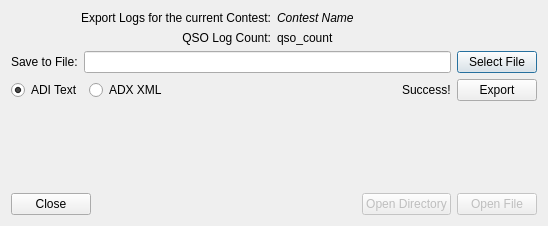
kyleboyle/not1mm, file qsourcelogger/data/AdifExport.ui: the form before one commit.
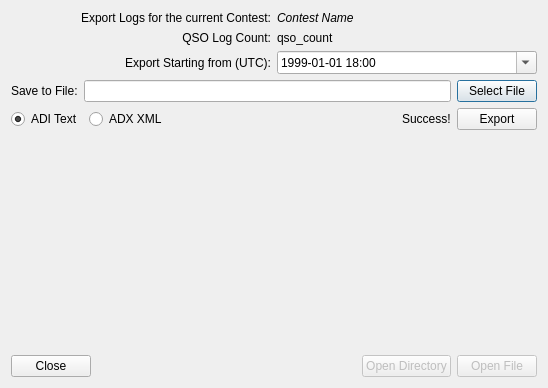
The form after the commit. Icons and pictures are not drawn.

Diff of the .ui file:
```diff
--- a/qsourcelogger/data/AdifExport.ui
+++ b/qsourcelogger/data/AdifExport.ui
@@ -7,7 +7,7 @@
     <x>0</x>
     <y>0</y>
     <width>548</width>
-    <height>226</height>
+    <height>388</height>
    </rect>
   </property>
   <property name="windowTitle">
@@ -64,6 +64,56 @@
        </property>
       </widget>
      </item>
+     <item row="2" column="1">
+      <widget class="QDateTimeEdit" name="export_start_date">
+       <property name="dateTime">
+        <datetime>
+         <hour>18</hour>
+         <minute>0</minute>
+         <second>5</second>
+         <year>1999</year>
+         <month>1</month>
+         <day>1</day>
+        </datetime>
+       </property>
+       <property name="date">
+        <date>
+         <year>1999</year>
+         <month>1</month>
+         <day>1</day>
+        </date>
+       </property>
+       <property name="time">
+        <time>
+         <hour>18</hour>
+         <minute>0</minute>
+         <second>5</second>
+        </time>
+       </property>
+       <property name="currentSection">
+        <enum>QDateTimeEdit::DaySection</enum>
+       </property>
+       <property name="displayFormat">
+        <string>yyyy-MM-dd H:mm</string>
+       </property>
+       <property name="calendarPopup">
+        <bool>true</bool>
+       </property>
+       <property name="timeSpec">
+        <enum>Qt::UTC</enum>
+       </property>
+      </widget>
+     </item>
+     <item row="2" column="0">
+      <widget class="QLabel" name="label_2">
+       <property name="text">
+        <string>Export Starting from (UTC):</string>
+       </property>
+       <property name="alignment">
+        <set>Qt::AlignRight|Qt::AlignTrailing|Qt::AlignVCenter</set>
+       </property>
+      </widget>
+     </item>
     </layout>
    </item>
    <item>
```
Left out of the diff: 44 changed lines with no effect on the pictures.
